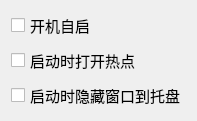
Above: forms/settings.ui from louietan/QSoftAP before the change. Below: the same form after it.
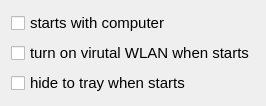
That is the form after the change.

```diff
--- a/forms/settings.ui
+++ b/forms/settings.ui
@@ -43,7 +43,7 @@
    <item>
     <widget class="QCheckBox" name="chkRunOnStartup">
      <property name="text">
-      <string>开机自启</string>
+      <string>starts with computer</string>
      </property>
     </widget>
    </item>
@@ -62,14 +62,14 @@
       </size>
      </property>
      <property name="text">
-      <string>启动时打开热点</string>
+      <string>turn on virutal WLAN when starts</string>
      </property>
     </widget>
    </item>
    <item>
     <widget class="QCheckBox" name="chkHideWindowInitially">
      <property name="text">
-      <string>启动时隐藏窗口到托盘</string>
+      <string>hide to tray when starts</string>
      </property>
     </widget>
    </item>
```
Left out of the diff: 2 changed lines with no effect on the pictures.
